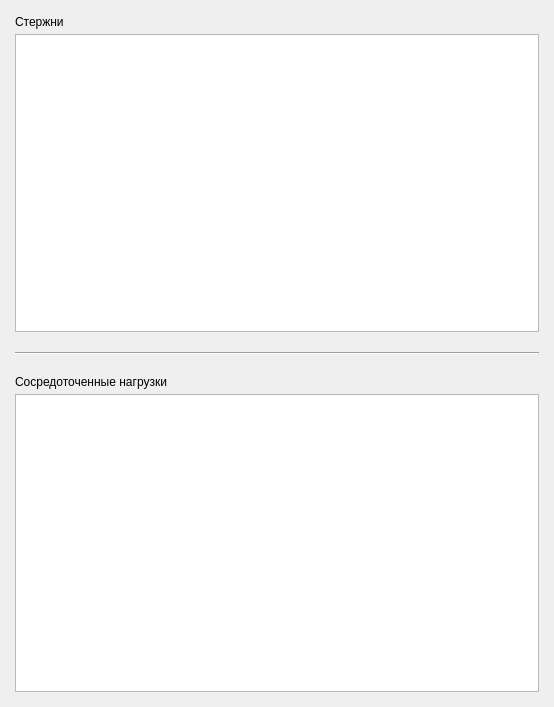
The window that sidebarwidget.ui (sm4ll-3gg/USCAD) describes before a commit, drawn with Qt 5.
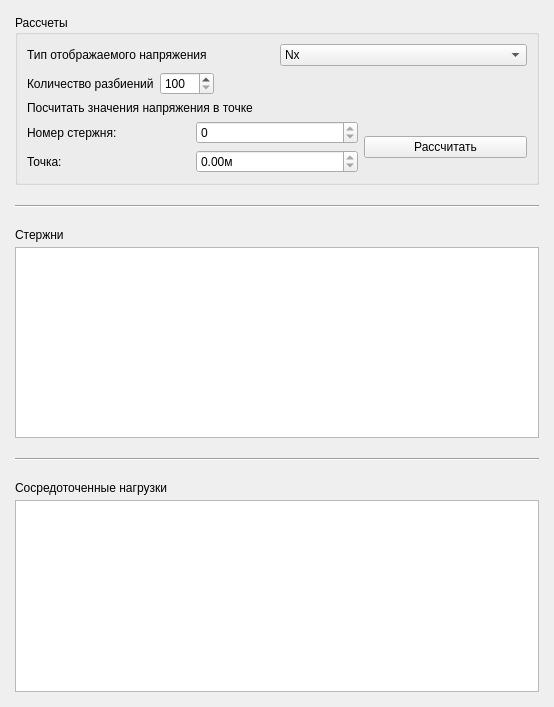
The same window after the commit.

Patch:
```diff
--- a/sidebarwidget.ui
+++ b/sidebarwidget.ui
@@ -32,6 +32,147 @@
    <property name="bottomMargin">
     <number>15</number>
    </property>
+   <item>
+    <widget class="QGroupBox" name="groupBox">
+     <property name="title">
+      <string>Рассчеты</string>
+     </property>
+     <layout class="QVBoxLayout" name="verticalLayout">
+      <item>
+       <layout class="QHBoxLayout" name="horizontalLayout">
+        <item>
+         <widget class="QLabel" name="label_3">
+          <property name="text">
+           <string>Тип отображаемого напряжения</string>
+          </property>
+         </widget>
+        </item>
+        <item>
+         <widget class="QComboBox" name="stressType">
+          <item>
+           <property name="text">
+            <string>Nx</string>
+           </property>
+          </item>
+          <item>
+           <property name="text">
+            <string>Ux</string>
+           </property>
+          </item>
+          <item>
+           <property name="text">
+            <string>Sx</string>
+           </property>
+          </item>
+         </widget>
+        </item>
+       </layout>
+      </item>
+      <item>
+       <layout class="QHBoxLayout" name="partCounLayout">
+        <item>
+         <widget class="QLabel" name="partCountLabel">
+          <property name="text">
+           <string>Количество разбиений</string>
+          </property>
+         </widget>
+        </item>
+        <item>
+         <widget class="QSpinBox" name="partCountSpin">
+          <property name="minimum">
+           <number>100</number>
+          </property>
+          <property name="maximum">
+           <number>1000</number>
+          </property>
+          <property name="singleStep">
+           <number>0</number>
+          </property>
+          <property name="value">
+           <number>100</number>
+          </property>
+         </widget>
+        </item>
+        <item>
+         <spacer name="horizontalSpacer">
+          <property name="orientation">
+           <enum>Qt::Horizontal</enum>
+          </property>
+          <property name="sizeHint" stdset="0">
+           <size>
+            <width>40</width>
+            <height>20</height>
+           </size>
+          </property>
+         </spacer>
+        </item>
+       </layout>
+      </item>
+      <item>
+       <layout class="QGridLayout" name="gridLayout">
+        <item row="2" column="0">
+         <widget class="QLabel" name="label">
+          <property name="text">
+           <string>Номер стержня: </string>
+          </property>
+         </widget>
+        </item>
+        <item row="3" column="1">
+         <widget class="QDoubleSpinBox" name="pointSpin">
+          <property name="suffix">
+           <string>м</string>
+          </property>
+          <property name="maximum">
+           <double>0.000000000000000</double>
+          </property>
+         </widget>
+        </item>
+        <item row="3" column="0">
+         <widget class="QLabel" name="label_2">
+          <property name="text">
+           <string>Точка: </string>
+          </property>
+         </widget>
+        </item>
+        <item row="2" column="1">
+         <widget class="QSpinBox" name="coreNumSpin">
+          <property name="maximum">
+           <number>0</number>
+          </property>
+         </widget>
+        </item>
+        <item row="2" column="2" rowspan="2">
+         <widget class="QPushButton" name="calcButton">
+          <property name="sizePolicy">
+           <sizepolicy hsizetype="Minimum" vsizetype="Fixed">
+            <horstretch>0</horstretch>
+            <verstretch>0</verstretch>
+           </sizepolicy>
+          </property>
+          <property name="text">
+           <string>Рассчитать</string>
+          </property>
+         </widget>
+        </item>
+        <item row="0" column="0" colspan="3">
+         <widget class="QLabel" name="calcInPointLabel">
+          <property name="text">
+           <string>Посчитать значения напряжения в точке</string>
+          </property>
+         </widget>
+        </item>
+       </layout>
+      </item>
+     </layout>
+    </widget>
+   </item>
+   <item>
+    <widget class="Line" name="line_2">
+     <property name="orientation">
+      <enum>Qt::Horizontal</enum>
+     </property>
+    </widget>
+   </item>
    <item>
     <layout class="QVBoxLayout" name="coresLayout">
      <property name="spacing">
```
